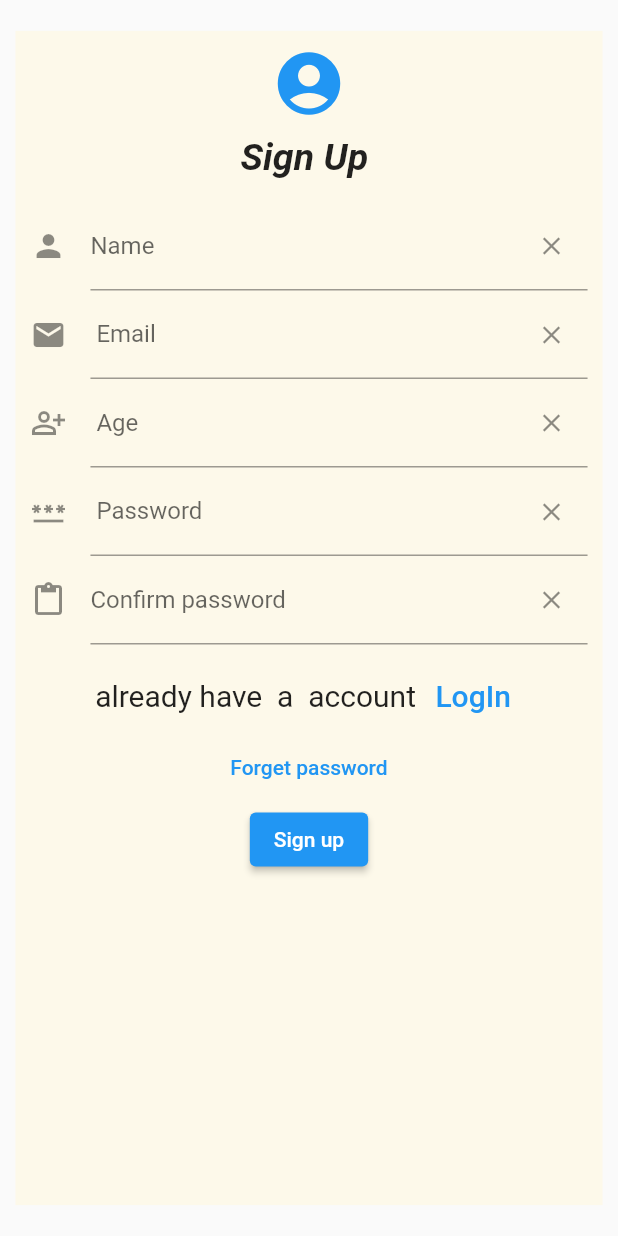
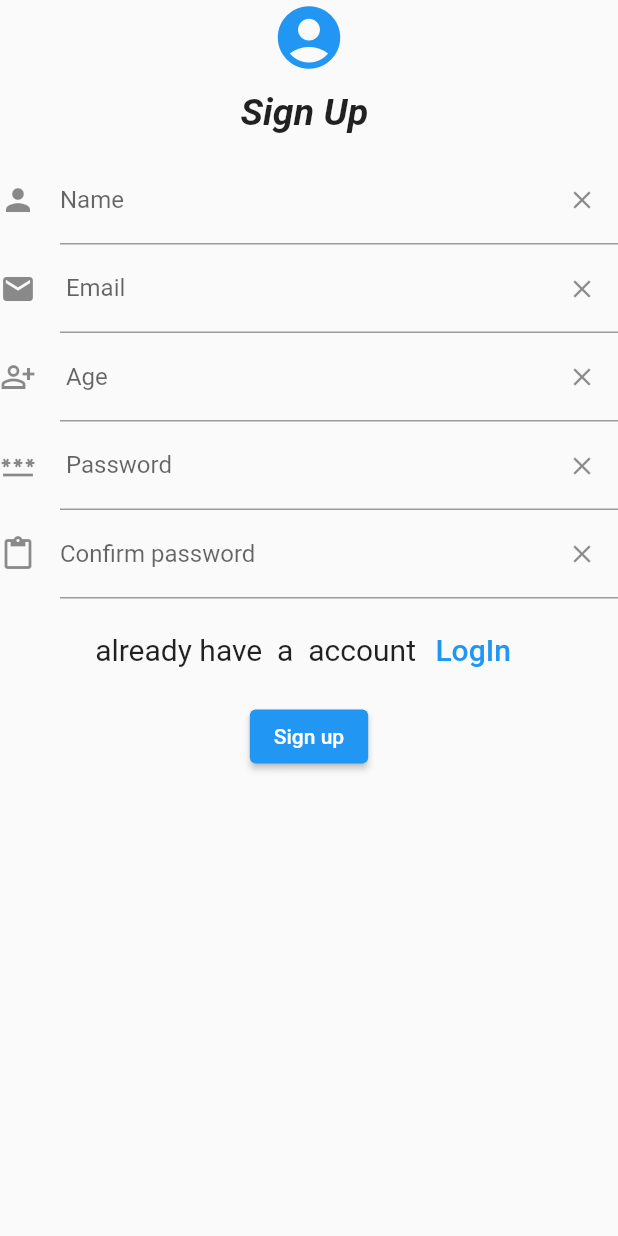
Before and after one commit to NithinNk99/MyFamily, a Flutter app: the screen it shows after launch, after a tap on "Sign up", on a phone screen of 412 x 824 dp. Run offline on Flutter 3.47's test engine with Material 2 defaults, Android fonts, the phone set to English and light mode, and no system bars; our stand-ins replace sqflite; accounts and stored records are empty.

Commit message:
added dynamic themes and add AppIcon

```diff
--- a/lib/screens/loginPage.dart
+++ b/lib/screens/loginPage.dart
@@ -3,6 +3,9 @@ import 'package:myfamily/screens/mainPage.dart';
 
 import '../localDatabase/serviceFile.dart';
 import 'signupPage.dart';
+
+final darkNotifier = ValueNotifier<bool>(false);
+bool isDark = darkNotifier.value;
 
 class Loginpage extends StatefulWidget {
   Loginpage({Key? key}) : super(key: key);
@@ -11,29 +14,69 @@ class Loginpage extends StatefulWidget {
   State<Loginpage> createState() => _LoginpageState();
 }
 
-final loginGlobalKey = GlobalKey<FormState>();
-TextEditingController emailCtl = TextEditingController();
-TextEditingController passCtl = TextEditingController();
-
 class _LoginpageState extends State<Loginpage> {
   @override
   Widget build(BuildContext context) {
-    return Scaffold(
-      body: Center(
-        child: Form(
+    return ValueListenableBuilder<bool>(
+        valueListenable: darkNotifier,
+        builder: (BuildContext context, bool isDark, Widget? child) {
+          return MaterialApp(
+            debugShowCheckedModeBanner: false,
+            themeMode: isDark ? ThemeMode.dark : ThemeMode.light,
+            theme: ThemeData(primaryColor: Colors.blue),
+            darkTheme: ThemeData.dark(),
+            home: Scaffold(
+              appBar: AppBar(
+                actions: <Widget>[
+                  TextButton(
+                    onPressed: () {
+                      isDark = !isDark;
+                      darkNotifier.value = isDark;
+                    },
+                    child: CircleAvatar(
+                      backgroundColor: Colors.lightBlueAccent,
+                      child: Icon(isDark
+                          ? Icons.wb_sunny_outlined
+                          : Icons.bubble_chart),
+                    ),
+                  )
+                ],
+              ),
+              body: loginPage(),
+            ),
+          );
+        });
+  }
+}
+
+class loginPage extends StatefulWidget {
+  loginPage({
+    Key? key,
+  }) : super(key: key);
+
+  @override
+  State<loginPage> createState() => _loginPageState();
+}
+
+class _loginPageState extends State<loginPage> {
+  final loginGlobalKey = GlobalKey<FormState>();
+
+  TextEditingController emailCtl = TextEditingController();
+
+  TextEditingController passCtl = TextEditingController();
+
+  clearItem() {
+    emailCtl.text = "";
+    passCtl.text = "";
+  }
+
+  @override
+  Widget build(BuildContext context) {
+    return Form(
       key: loginGlobalKey,
       child: SingleChildScrollView(
-            child: Container(
-              color: Color.fromARGB(255, 253, 249, 234),
-              padding: EdgeInsets.all(10),
-              width: MediaQuery.of(context).size.width * 0.95,
-              height: MediaQuery.of(context).size.height * 0.9,
-              child: SingleChildScrollView(
-                child: Column(
-                    mainAxisAlignment: MainAxisAlignment.center,
-                    children: [
-                      const Icon(Icons.account_circle,
-                          size: 100, color: Colors.blue),
+        child: Column(mainAxisAlignment: MainAxisAlignment.center, children: [
+          const Icon(Icons.account_circle, size: 100, color: Colors.blue),
           const SizedBox(
             height: 10,
           ),
@@ -121,9 +164,7 @@ class _LoginpageState extends State<Loginpage> {
                   ))
             ],
           ),
-                      TextButton(
-                          onPressed: () {},
-                          child: const Text('Forget password')),
+          TextButton(onPressed: () {}, child: const Text('Forget password')),
           ElevatedButton(
               onPressed: () async {
                 if (loginGlobalKey.currentState!.validate()) {
@@ -134,12 +175,11 @@ class _LoginpageState extends State<Loginpage> {
                     Navigator.push(
                         context,
                         MaterialPageRoute(
-                                        builder: (context) =>
-                                            MainPage(data: value[0])));
+                            builder: (context) => MainPage(data: value[0])));
+                    clearItem();
                   } else {
                     ScaffoldMessenger.of(context).showSnackBar(
-                                  const SnackBar(
-                                      content: Text('Invalid Credentials')),
+                      const SnackBar(content: Text('Invalid Credentials')),
                     );
                   }
                 }
@@ -147,10 +187,6 @@ class _LoginpageState extends State<Loginpage> {
               child: Text('Log in ')),
         ]),
       ),
-            ),
-          ),
-        ),
-      ),
     );
   }
 }
--- a/lib/screens/signupPage.dart
+++ b/lib/screens/signupPage.dart
@@ -41,21 +41,11 @@ class _SigupPageState extends State<SigupPage> {
   @override
   Widget build(BuildContext context) {
     return Scaffold(
-      body: Center(
-        child: Form(
+      body: Form(
         key: signInglobalKey,
         child: SingleChildScrollView(
-            child: Container(
-              color: Color.fromARGB(255, 253, 249, 234),
-              padding: EdgeInsets.all(10),
-              width: MediaQuery.of(context).size.width * 0.95,
-              height: MediaQuery.of(context).size.height * 0.95,
-              child: SingleChildScrollView(
-                child: Column(
-                    mainAxisAlignment: MainAxisAlignment.center,
-                    children: [
-                      const Icon(Icons.account_circle,
-                          size: 50, color: Colors.blue),
+          child: Column(mainAxisAlignment: MainAxisAlignment.center, children: [
+            const Icon(Icons.account_circle, size: 50, color: Colors.blue),
             const SizedBox(
               height: 10,
             ),
@@ -200,8 +190,7 @@ class _SigupPageState extends State<SigupPage> {
                     onPressed: () {
                       Navigator.pop(
                         context,
-                                  MaterialPageRoute(
-                                      builder: (context) =>   Loginpage()),
+                        MaterialPageRoute(builder: (context) => Loginpage()),
                       );
                     },
                     child: const Text(
@@ -210,16 +199,15 @@ class _SigupPageState extends State<SigupPage> {
                     ))
               ],
             ),
-                      TextButton(
-                          onPressed: () {}, child: Text('Forget password')),
+            const SizedBox(
+              height: 10,
+            ),
             ElevatedButton(
                 onPressed: () {
                   if (signInglobalKey.currentState!.validate()) {
                     saveDataToDb();
-                              Navigator.pop(
-                                  context,
-                                  MaterialPageRoute(
-                                      builder: (_) =>   Loginpage()));
+                    Navigator.pop(context,
+                        MaterialPageRoute(builder: (_) => Loginpage()));
                     clearText();
                   }
                 },
@@ -227,9 +215,6 @@ class _SigupPageState extends State<SigupPage> {
           ]),
         ),
       ),
-          ),
-        ),
-      ),
     );
   }
 }
```
Also changed, not shown: lib/screens/mainPage.dart (+21 -6 lines), pubspec.yaml (+8 -63 lines), assets/appIcon.png (added), pubspec.lock, 22 other files. Lines whose indentation alone changed are shown as unchanged.
